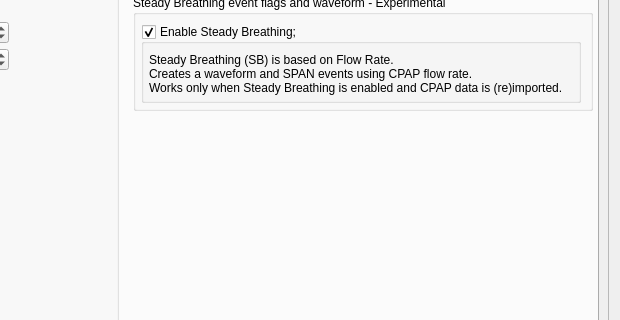
james-coder/OSCAR-code, file oscar/preferencesdialog.ui: the form before one commit; both pictures show x 322 to 942 and y 393 to 713 of the 942 by 994 pixel window.
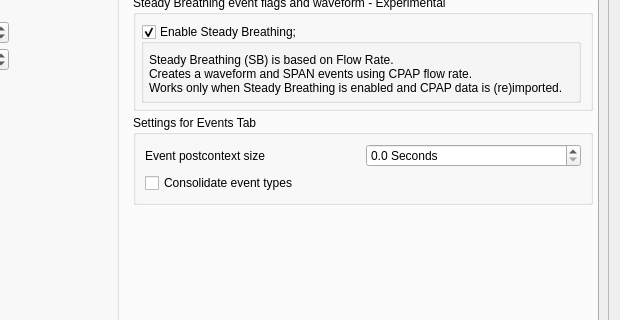
The form after the commit. Icons and pictures are not drawn.

Commit message: adds new CPAP section with event type consolidation and post-context options

Patch:
```diff
--- a/oscar/preferencesdialog.ui
+++ b/oscar/preferencesdialog.ui
@@ -1595,6 +1595,54 @@
                  </widget>
                 </item>
                 <!--  END STEADY_BREATHING part2 -->
+                <item>
+                 <widget class="QGroupBox" name="groupBox_EventTab">
+                  <property name="title">
+                    <string>Settings for Events Tab</string>
+                  </property>
+                  <layout class="QGridLayout" name="gridLayout_EventTab">
+                   <item row="0" column="0">
+                    <widget class="QLabel" name="eventPostcontextLabel">
+                      <property name="text">
+                        <string>Event postcontext size</string>
+                      </property>
+                    </widget>
+                   </item>
+                   <item row="0" column="1">
+                    <widget class="QDoubleSpinBox" name="eventPostcontext">
+                     <property name="toolTip">
+                       <string>Extra context shown after occurrence under Daily view Events tab</string>
+                     </property>
+                     <property name="suffix">
+                       <string> Seconds</string>
+                     </property>
+                     <property name="decimals">
+                       <number>1</number>
+                     </property>
+                     <property name="maximum">
+                       <double>14400.000000000000000</double>
+                     </property>
+                     <property name="singleStep">
+                       <double>30.000000000000000</double>
+                     </property>
+                     <property name="value">
+                       <double>0.000000000000000</double>
+                     </property>
+                    </widget>
+                   </item>                  
+                   <item row="1" column="0">
+                    <widget class="QCheckBox" name="consolidateEvents">
+                      <property name="toolTip">
+                        <string>Combine events into consolidated node in tree under Daily view Events tab</string>
+                      </property>
+                      <property name="text">
+                        <string>Consolidate event types</string>
+                      </property>
+                    </widget>
+                   </item>
+                  </layout>
+                 </widget>
+                </item>
                 <item>
                  <spacer name="verticalSpacer_4">
                   <property name="orientation">
```
